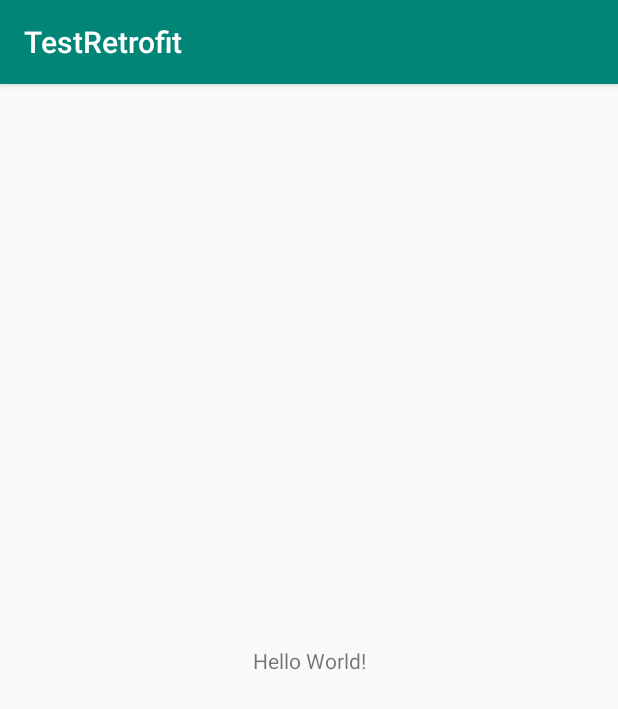
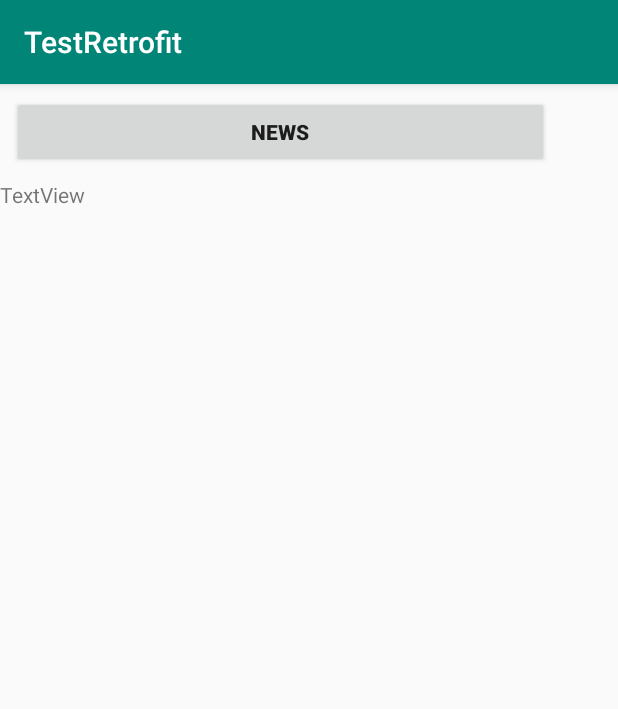
Before and after one commit to islamelhady/TestRetrofit, an Android app: the screen it shows after launch (MainActivity), on a phone screen of 412 x 824 dp. Shown: the top 709 px of the screen. Run offline under Robolectric (Android 15) with nearby library versions, the phone set to English and light mode, and no system bars.

```diff
--- a/app/src/main/AndroidManifest.xml
+++ b/app/src/main/AndroidManifest.xml
@@ -2,6 +2,7 @@
 <manifest xmlns:android="http://schemas.android.com/apk/res/android"
     package="com.elhady.testretrofit">
 
+    <uses-permission android:name="android.permission.INTERNET" />
     <application
         android:allowBackup="true"
         android:icon="@mipmap/ic_launcher"
--- a/app/src/main/java/com/elhady/testretrofit/MainActivity.java
+++ b/app/src/main/java/com/elhady/testretrofit/MainActivity.java
@@ -2,12 +2,60 @@ package com.elhady.testretrofit;
 
 import android.support.v7.app.AppCompatActivity;
 import android.os.Bundle;
+import android.view.View;
+import android.widget.TextView;
+
+import java.io.IOException;
+
+import okhttp3.ResponseBody;
+import retrofit2.Call;
+import retrofit2.Callback;
+import retrofit2.Response;
+import retrofit2.Retrofit;
+import retrofit2.http.GET;
+import retrofit2.http.Query;
 
 public class MainActivity extends AppCompatActivity {
 
+    // News API URL =  http://newsapi.org/v2/top-headlines?country=eg&apiKey=e4befc80710444afa7f93f67a5790d57
+
+    TextView textView;
     @Override
     protected void onCreate(Bundle savedInstanceState) {
         super.onCreate(savedInstanceState);
         setContentView(R.layout.activity_main);
+
+        textView = findViewById(R.id.textView);
+
+    }
+
+    public interface NewsService {
+        @GET("top-headlines")
+        Call<ResponseBody> getNews(@Query("country") String country, @Query("apiKey") String api);
+    }
+
+    public void loadNews(View view) {
+        String url = "http://newsapi.org/v2/";
+
+        Retrofit retrofit = new Retrofit.Builder().baseUrl(url).build();
+
+        NewsService newsService = retrofit.create(NewsService.class);
+        newsService.getNews("eg","e4befc80710444afa7f93f67a5790d57")
+                .enqueue(new Callback<ResponseBody>() {
+                    @Override
+                    public void onResponse(Call<ResponseBody> call, Response<ResponseBody> response) {
+                        try {
+                            textView.setText(response.body().string());
+                        } catch (IOException e) {
+                            e.printStackTrace();
+                        }
+
+                    }
+
+                    @Override
+                    public void onFailure(Call<ResponseBody> call, Throwable t) {
+
+                    }
+                });
     }
 }
--- a/app/src/main/res/layout/activity_main.xml
+++ b/app/src/main/res/layout/activity_main.xml
@@ -5,14 +5,38 @@
     android:layout_width="match_parent"
     android:layout_height="match_parent"
     tools:context=".MainActivity">
+<LinearLayout
+    android:orientation="vertical"
+    android:layout_width="match_parent"
+    android:layout_height="match_parent">
+
+    <Button
+        android:id="@+id/bt_retrofit"
+        android:layout_width="358dp"
+        android:layout_height="wrap_content"
+        android:layout_marginStart="8dp"
+        android:layout_marginTop="8dp"
+        android:layout_marginEnd="8dp"
+        android:onClick="loadNews"
+        android:text="NEWS"
+        android:textAlignment="center"
+        android:textStyle="bold"
+        app:layout_constraintEnd_toEndOf="parent"
+        app:layout_constraintStart_toStartOf="parent"
+        app:layout_constraintTop_toTopOf="parent" />
 
     <TextView
-        android:layout_width="wrap_content"
-        android:layout_height="wrap_content"
-        android:text="Hello World!"
+        android:id="@+id/textView"
+        android:layout_width="match_parent"
+        android:layout_height="421dp"
+        android:layout_marginTop="8dp"
+        android:layout_marginBottom="8dp"
+        android:text="TextView"
         app:layout_constraintBottom_toBottomOf="parent"
-        app:layout_constraintLeft_toLeftOf="parent"
-        app:layout_constraintRight_toRightOf="parent"
-        app:layout_constraintTop_toTopOf="parent" />
+        app:layout_constraintTop_toBottomOf="@+id/bt_retrofit"
+        app:layout_constraintVertical_bias="1.0"
+        tools:layout_editor_absoluteX="0dp" />
+
+</LinearLayout>
 
 </android.support.constraint.ConstraintLayout>
```
